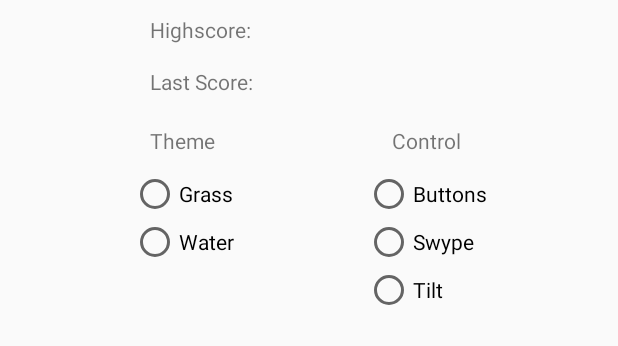
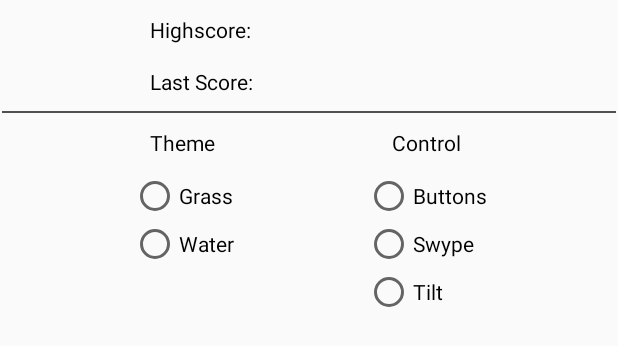
Before and after one commit to TimTAU/snakeGame, an Android app: the layout pause_menu.xml on its own in the app's theme, with its tools: preview values and no code run, on a phone screen of 412 x 824 dp. Shown: the top 346 px of the screen. Run offline under Robolectric (Android 15) with nearby library versions, the phone set to English and light mode, and no system bars.

Commit message:
edited styles in menu

```diff
--- a/app/src/main/java/fhaachen/snakegame/ui/GameStage.java
+++ b/app/src/main/java/fhaachen/snakegame/ui/GameStage.java
@@ -30,6 +30,7 @@ import java.util.stream.IntStream;
 
 import androidx.appcompat.app.AlertDialog;
 import androidx.appcompat.app.AppCompatActivity;
+import androidx.appcompat.view.ContextThemeWrapper;
 import fhaachen.snakegame.R;
 import fhaachen.snakegame.model.Controls;
 import fhaachen.snakegame.model.Snake;
@@ -219,7 +220,7 @@ public class GameStage extends SurfaceView implements Runnable, DialogInterface.
 
         activity.setRequestedOrientation(ActivityInfo.SCREEN_ORIENTATION_FULL_SENSOR);
         pauseMenuShown = true;
-        AlertDialog.Builder builder = new AlertDialog.Builder(activity);
+        AlertDialog.Builder builder = new AlertDialog.Builder(new ContextThemeWrapper(getContext(), R.style.ScoreTheme));
 
         // Inflate and set the layout for the dialog
         View view = activity.getLayoutInflater().inflate(R.layout.pause_menu, null);
@@ -235,6 +236,8 @@ public class GameStage extends SurfaceView implements Runnable, DialogInterface.
 
         lastScore.setText(String.valueOf(sharedPref.getInt(saveLastscore, 0)));
         highScore.setText(String.valueOf(sharedPref.getInt(saveHighscore, 0)));
+
+
 
         runOnUiThread(() -> {
             builder.create();
--- a/app/src/main/res/layout/pause_menu.xml
+++ b/app/src/main/res/layout/pause_menu.xml
@@ -1,6 +1,7 @@
 <?xml version="1.0" encoding="utf-8"?>
 <androidx.constraintlayout.widget.ConstraintLayout xmlns:android="http://schemas.android.com/apk/res/android"
     xmlns:app="http://schemas.android.com/apk/res-auto"
+    xmlns:tools="http://schemas.android.com/tools"
     android:layout_width="match_parent"
     android:layout_height="match_parent">
 
@@ -9,6 +10,7 @@
         android:layout_width="wrap_content"
         android:layout_height="wrap_content"
         android:layout_marginTop="10dp"
+        android:textAppearance="@style/ScoreTheme"
         android:text="@string/label_highscore"
         app:layout_constraintStart_toStartOf="@+id/theme_label"
         app:layout_constraintTop_toTopOf="parent" />
@@ -18,6 +20,7 @@
         android:layout_width="wrap_content"
         android:layout_height="wrap_content"
         android:layout_marginTop="10dp"
+        android:textAppearance="@style/ScoreTheme"
         app:layout_constraintStart_toStartOf="@+id/control_label"
         app:layout_constraintTop_toTopOf="parent" />
 
@@ -27,6 +30,7 @@
         android:layout_height="wrap_content"
         android:layout_marginTop="15dp"
         android:text="@string/label_your_score"
+        android:textAppearance="@style/ScoreTheme"
         app:layout_constraintStart_toStartOf="@+id/theme_label"
         app:layout_constraintTop_toBottomOf="@+id/highscore_label" />
 
@@ -35,6 +39,7 @@
         android:layout_width="wrap_content"
         android:layout_height="wrap_content"
         android:layout_marginTop="15dp"
+        android:textAppearance="@style/ScoreTheme"
         app:layout_constraintStart_toStartOf="@+id/highscore"
         app:layout_constraintTop_toBottomOf="@+id/highscore" />
 
@@ -43,6 +48,7 @@
         android:layout_width="wrap_content"
         android:layout_height="wrap_content"
         android:text="@string/label_control"
+        android:textAppearance="@style/ScoreTheme"
         app:layout_constraintEnd_toEndOf="@+id/control_group"
         app:layout_constraintStart_toStartOf="@+id/control_group"
         app:layout_constraintTop_toTopOf="@+id/theme_label" />
@@ -51,17 +57,19 @@
         android:id="@+id/theme_label"
         android:layout_width="wrap_content"
         android:layout_height="wrap_content"
-        android:layout_marginTop="20dp"
+        android:layout_marginTop="10dp"
         android:text="@string/label_theme"
+        android:textAppearance="@style/ScoreTheme"
         app:layout_constraintEnd_toEndOf="@+id/themes_group"
         app:layout_constraintStart_toStartOf="@+id/themes_group"
-        app:layout_constraintTop_toBottomOf="@id/your_score_label" />
+        app:layout_constraintTop_toBottomOf="@+id/divider" />
 
     <RadioGroup
         android:id="@+id/themes_group"
         android:layout_width="wrap_content"
         android:layout_height="wrap_content"
         android:layout_marginTop="10dp"
+        android:textAppearance="@style/ScoreTheme"
         app:layout_constraintEnd_toStartOf="@+id/control_group"
         app:layout_constraintStart_toStartOf="parent"
         app:layout_constraintTop_toBottomOf="@+id/theme_label">
@@ -70,12 +78,14 @@
             android:id="@+id/theme_grass_button"
             android:layout_width="match_parent"
             android:layout_height="wrap_content"
+            android:textAppearance="@style/ScoreTheme"
             android:text="@string/game_theme_grass" />
 
         <RadioButton
             android:id="@+id/theme_water_button"
             android:layout_width="match_parent"
             android:layout_height="wrap_content"
+            android:textAppearance="@style/ScoreTheme"
             android:text="@string/game_theme_water" />
 
     </RadioGroup>
@@ -84,6 +94,7 @@
         android:id="@+id/control_group"
         android:layout_width="wrap_content"
         android:layout_height="wrap_content"
+        android:textAppearance="@style/ScoreTheme"
         app:layout_constraintEnd_toEndOf="parent"
         app:layout_constraintStart_toEndOf="@+id/themes_group"
         app:layout_constraintTop_toTopOf="@+id/themes_group">
@@ -92,19 +103,34 @@
             android:id="@+id/control_buttons_button"
             android:layout_width="match_parent"
             android:layout_height="wrap_content"
+            android:textAppearance="@style/ScoreTheme"
             android:text="@string/game_controls_buttons" />
 
         <RadioButton
             android:id="@+id/control_swype_button"
             android:layout_width="match_parent"
             android:layout_height="wrap_content"
+            android:textAppearance="@style/ScoreTheme"
             android:text="@string/game_controls_swype" />
 
         <RadioButton
             android:id="@+id/control_tilt_button"
             android:layout_width="match_parent"
             android:layout_height="wrap_content"
+            android:textAppearance="@style/ScoreTheme"
             android:text="@string/game_controls_tilt" />
     </RadioGroup>
 
+    <View
+        android:id="@+id/divider"
+        android:layout_width="409dp"
+        android:layout_height="1dp"
+        android:layout_marginStart="10dp"
+        android:layout_marginTop="10dp"
+        android:layout_marginEnd="10dp"
+        android:background="#505050"
+        app:layout_constraintEnd_toEndOf="parent"
+        app:layout_constraintStart_toStartOf="parent"
+        app:layout_constraintTop_toBottomOf="@+id/your_score_label" />
+
 </androidx.constraintlayout.widget.ConstraintLayout>
--- a/app/src/main/res/values/styles.xml
+++ b/app/src/main/res/values/styles.xml
@@ -9,4 +9,13 @@
         <item name="android:windowFullscreen">true</item>
         <item name="android:windowContentOverlay">@null</item>
     </style>
+
+    <!-- Scores -->
+    <style name="ScoreTheme" parent="android:Widget.TextView">
+
+        <item name="android:textColor">@color/textColorDark</item>
+        <item name="android:textSize">14dp</item>
+    </style>
+
+
 </resources>
```
